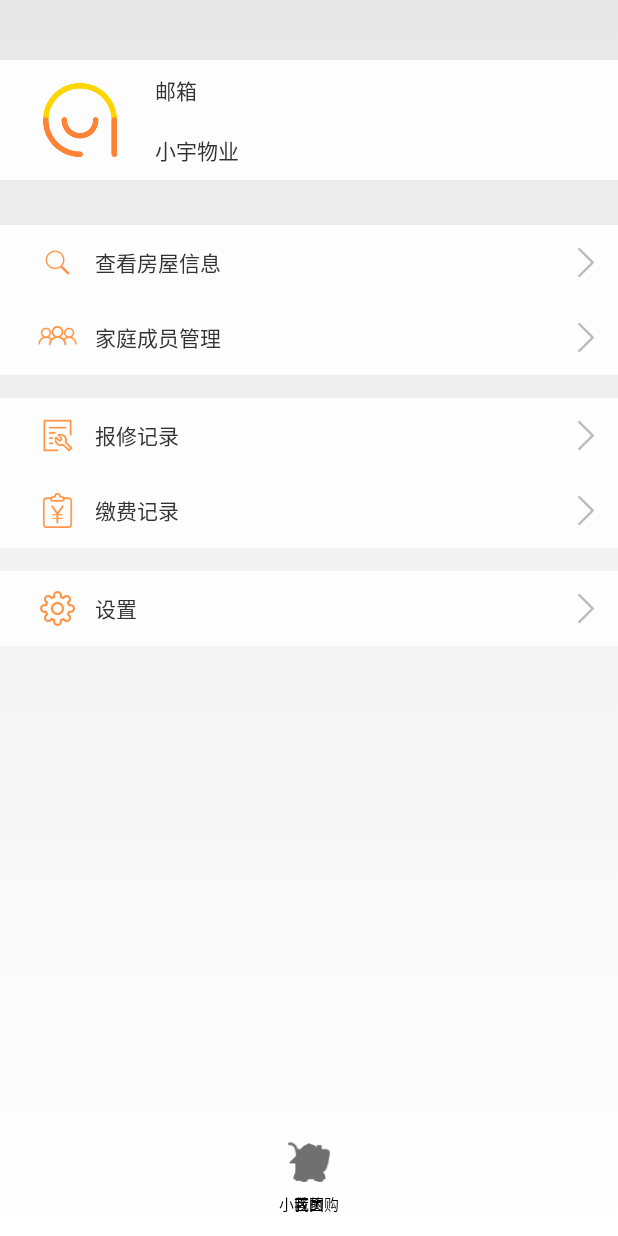
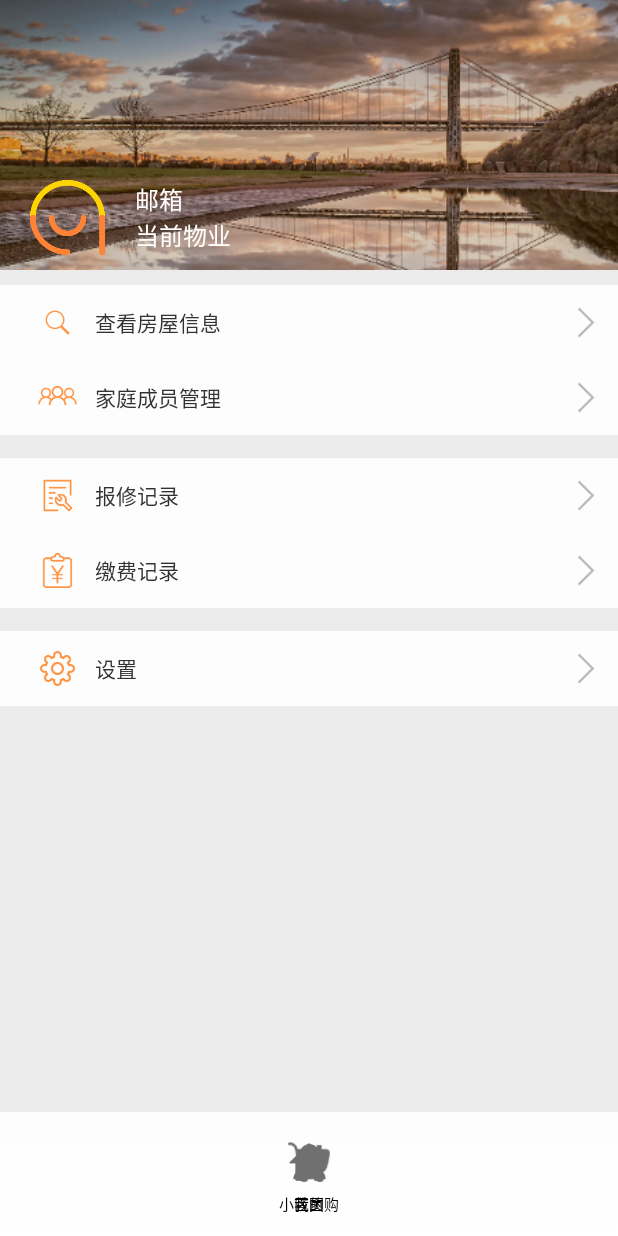
Before and after one commit to zhangbaiwan666/Myproperty, an Android app: the fragment SettingFragment placed in its activity, on a phone screen of 412 x 824 dp. Run offline under Robolectric (Android 15) with nearby library versions, the phone set to English and light mode, and no system bars; 2 statements that could not run were skipped.

Commit message:
setting fragment change

```diff
--- /dev/null
+++ b/app/src/main/java/cottee/myproperty/view/ZoomInScrollView.java
@@ -0,0 +1,155 @@
+package cottee.myproperty.view;
+
+import android.animation.ObjectAnimator;
+import android.animation.ValueAnimator;
+import android.content.Context;
+import android.util.AttributeSet;
+import android.view.MotionEvent;
+import android.view.View;
+import android.view.ViewGroup;
+import android.widget.ScrollView;
+
+/**
+ * Created by Qiuyue on 2017/10/9.
+ */
+
+/*
+ ╭︿︿︿╮  ╭︿︿︿╮  ╭︿︿︿╮
+ {/ o o /} {/ . . /} {/ ︿︿ /}
+ ( (oo) )  ( (oo) )  ( (oo) )
+   ︶︶︶    ︶︶︶     ︶︶︶
+*/
+public class ZoomInScrollView extends ScrollView {
+    private View mHeaderView;
+    private int mHeaderWidth;
+    private int mHeaderHeight;
+    /**
+     * 是否正在下拉
+     */
+    private boolean mIsPulling;
+    private int mLastY;
+    //滑动放大系数，系数越大，滑动时放大程度越大
+    private float mScaleRatio = 0.9f;
+    //    最大的放大倍数
+    private float mScaleTimes = 3.0f;
+    //    回弹时间系数，系数越小，回弹越快
+    private float mReplyRatio = 0.35f;
+
+    public ZoomInScrollView(Context context) {
+        this(context, null);
+    }
+
+    public ZoomInScrollView(Context context, AttributeSet attrs) {
+        this(context, attrs, 0);
+    }
+
+    public ZoomInScrollView(Context context, AttributeSet attrs, int defStyleAttr) {
+        super(context, attrs, defStyleAttr);
+    }
+
+    public void setHeaderView(View headerView) {
+        mHeaderView = headerView;
+        mHeaderWidth = mHeaderView.getMeasuredWidth();
+        mHeaderHeight = mHeaderView.getMeasuredHeight();
+    }
+
+    @Override
+    protected void onFinishInflate() {
+        super.onFinishInflate();
+        //设置不可过度滚动，否则上移后下拉会出现部分空白的情况
+        setOverScrollMode(OVER_SCROLL_NEVER);
+        View child = getChildAt(0);
+        if (child != null && child instanceof ViewGroup) {
+            //获取默认第一个子View
+            mHeaderView = ((ViewGroup) child).getChildAt(0);
+        }
+    }
+
+    @Override
+    protected void onSizeChanged(int w, int h, int oldw, int oldh) {
+        super.onSizeChanged(w, h, oldw, oldh);
+        mHeaderWidth = mHeaderView.getMeasuredWidth();
+        mHeaderHeight = mHeaderView.getMeasuredHeight();
+    }
+
+    @Override
+    public boolean onTouchEvent(MotionEvent ev) {
+        if (mHeaderView == null)
+            return super.onTouchEvent(ev);
+        switch (ev.getAction()) {
+            case MotionEvent.ACTION_MOVE:
+                if (!mIsPulling) {
+                    //第一次下拉
+                    if (getScrollY() == 0) {
+                        //在顶部的时候，记录顶部位置
+                        mLastY = (int) ev.getY();
+                    } else {
+                        break;
+                    }
+                }
+                if (ev.getY() - mLastY < 0)
+                    return super.onTouchEvent(ev);
+                int distance = (int) ((ev.getY() - mLastY) * mScaleRatio);
+                mIsPulling = true;
+                setZoom(distance);
+                return true;
+            case MotionEvent.ACTION_UP:
+                mIsPulling = false;
+                replyView();
+                break;
+        }
+        return super.onTouchEvent(ev);
+    }
+
+    /**
+     * 放大view
+     */
+    private void setZoom(float s) {
+        float scaleTimes = (float) ((mHeaderWidth + s) / (mHeaderWidth * 1.0));
+//        如超过最大放大倍数，直接返回
+        if (scaleTimes > mScaleTimes) return;
+
+        ViewGroup.LayoutParams layoutParams = mHeaderView.getLayoutParams();
+        layoutParams.width = (int) (mHeaderWidth + s);
+        layoutParams.height = (int) (mHeaderHeight * ((mHeaderWidth + s) / mHeaderWidth));
+//        设置控件水平居中
+        ((MarginLayoutParams) layoutParams).setMargins(-(layoutParams.width - mHeaderWidth) / 2, 0, 0, 0);
+        mHeaderView.setLayoutParams(layoutParams);
+    }
+
+    /**
+     * 回弹
+     */
+    private void replyView() {
+        final float distance = mHeaderView.getMeasuredWidth() - mHeaderWidth;
+        // 设置动画
+        ValueAnimator anim = ObjectAnimator.ofFloat(distance, 0.0F).setDuration((long) (distance * mReplyRatio));
+        anim.addUpdateListener(new ValueAnimator.AnimatorUpdateListener() {
+            @Override
+            public void onAnimationUpdate(ValueAnimator animation) {
+                setZoom((Float) animation.getAnimatedValue());
+            }
+        });
+        anim.start();
+    }
+
+    @Override
+    protected void onScrollChanged(int l, int t, int oldl, int oldt) {
+        super.onScrollChanged(l, t, oldl, oldt);
+        if (onScrollListener != null) onScrollListener.onScroll(l, t, oldl, oldt);
+    }
+
+    private OnScrollListener onScrollListener;
+
+    public void setOnScrollListener(OnScrollListener onScrollListener) {
+        this.onScrollListener = onScrollListener;
+    }
+
+    /**
+     * 滑动监听
+     */
+    public interface OnScrollListener {
+        void onScroll(int scrollX, int scrollY, int oldScrollX, int oldScrollY);
+    }
+
+}
--- a/app/src/main/res/layout/fragment_setting.xml
+++ b/app/src/main/res/layout/fragment_setting.xml
@@ -1,44 +1,78 @@
 <?xml version="1.0" encoding="utf-8"?>
 <LinearLayout xmlns:android="http://schemas.android.com/apk/res/android"
-    xmlns:tools="http://schemas.android.com/tools"
-    android:layout_width="fill_parent"
+    android:layout_width="match_parent"
+    android:layout_height="match_parent"
+    android:background="@drawable/activity_background"
+    android:orientation="vertical">
+<cottee.myproperty.view.ZoomInScrollView
+    android:layout_width="match_parent"
+    android:layout_height="match_parent">
+    <LinearLayout
         android:orientation="vertical"
-    android:src="@drawable/activity_background"
-    android:layout_height="fill_parent">
+        android:layout_width="match_parent"
+        android:layout_height="match_parent">
+        <FrameLayout
+            android:layout_width="match_parent"
+            android:layout_height="@dimen/relativelayout_height">
 
-<RelativeLayout
-    android:background="@color/White"
-    android:layout_marginTop="40dp"
-    android:id="@+id/head_info"
+            <ImageView
                 android:layout_width="match_parent"
-    android:layout_height="80dp">
+                android:layout_height="match_parent"
+                android:scaleType="centerCrop"
+                android:src="@mipmap/img_setting_fragment"/>
+            <LinearLayout
+                android:id="@+id/meItemHead"
+                android:layout_width="match_parent"
+                android:layout_height="wrap_content"
+                android:layout_gravity="bottom"
+                android:layout_marginLeft="20dp"
+                android:layout_marginBottom="10dp"
+                android:orientation="horizontal">
+                <!--android:layout_alignParentBottom="true"-->
+
+
                 <ImageView
-        android:layout_marginLeft="13dp"
-        android:id="@+id/img_head"
-        android:layout_width="80dp"
-        android:padding="15dp"
-        android:src="@drawable/img_logo"
-        android:layout_height="80dp" />
+                    android:id="@+id/imageHeader"
+                    android:layout_width="50dp"
+                    android:layout_height="50dp"
+                    android:onClick="onButtonClick"
+                    android:src="@drawable/img_logo" />
+
+
                 <LinearLayout
+                    android:layout_width="0px"
+                    android:layout_height="match_parent"
+                    android:layout_weight="1"
                     android:layout_marginLeft="10dp"
-        android:layout_toRightOf="@+id/img_head"
-        android:layout_width="match_parent"
-        android:orientation="vertical"
-        android:layout_height="match_parent">
+                    android:gravity="center_vertical"
+                    android:orientation="vertical">
+
                     <TextView
-            android:layout_weight="1"
+                        android:id="@+id/textName"
                         android:layout_width="wrap_content"
-            android:layout_height="0dp"
+                        android:layout_height="wrap_content"
                         android:gravity="center_vertical"
-            android:text="邮箱"/>
+                        android:text="邮箱"
+                        android:layout_marginLeft="10dp"
+                        android:textSize="16dp"
+                        android:textColor="@android:color/white"/>
+
+
                     <TextView
-            android:layout_weight="1"
+                        android:id="@+id/textId"
+                        android:layout_marginLeft="10dp"
                         android:layout_width="wrap_content"
+                        android:layout_height="wrap_content"
                         android:gravity="center_vertical"
-            android:layout_height="0dp"
-            android:text="小宇物业"/>
+                        android:text="当前物业"
+                        android:textColor="@android:color/white"
+                        android:singleLine="true"
+                        android:textSize="16dp" />
                 </LinearLayout>
-</RelativeLayout>
+
+
+            </LinearLayout>
+        </FrameLayout>
 
     <!--<RelativeLayout-->
 
@@ -74,7 +108,7 @@
     <RelativeLayout
         android:clickable="true"
         android:id="@+id/rl_view_house"
-        android:layout_marginTop="30dp"
+        android:layout_marginTop="10dp"
         android:background="@drawable/selector_setting_choose_item"
         android:layout_width="match_parent"
         android:layout_height="50dp">
@@ -213,3 +247,5 @@
             android:background="@drawable/img_next_arrow" />
     </RelativeLayout>
     </LinearLayout>
+</cottee.myproperty.view.ZoomInScrollView>
+</LinearLayout>
```
Also changed, not shown: app/src/main/res/mipmap-xxxhdpi/img_setting_fragment.png (added). Lines whose indentation alone changed are shown as unchanged.
